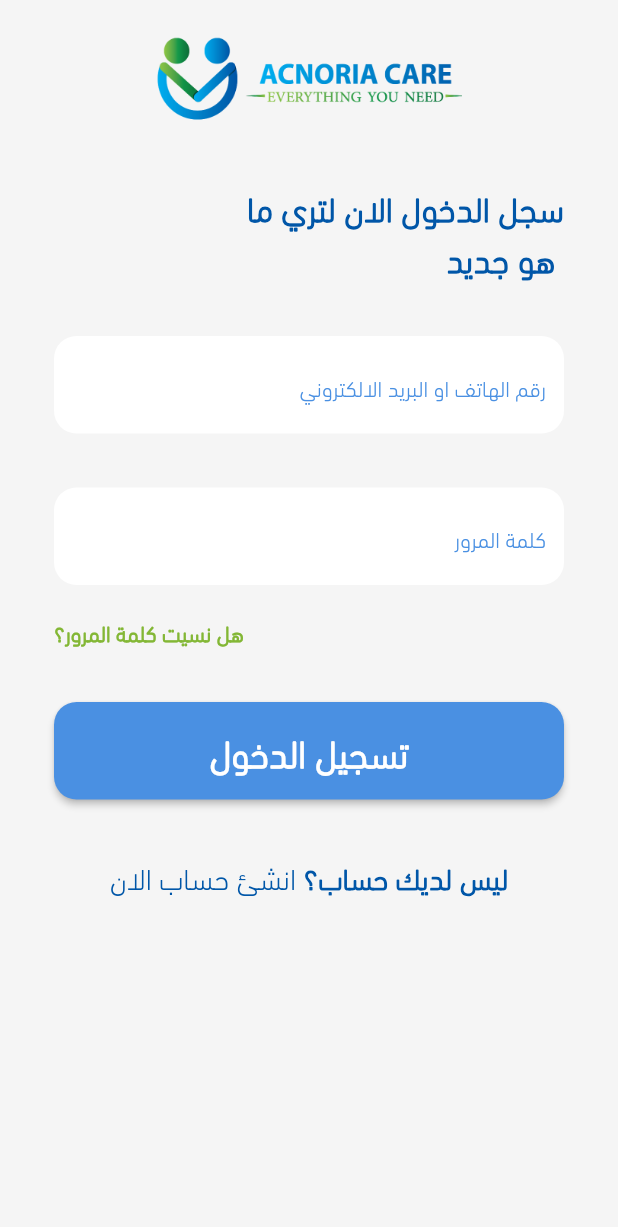
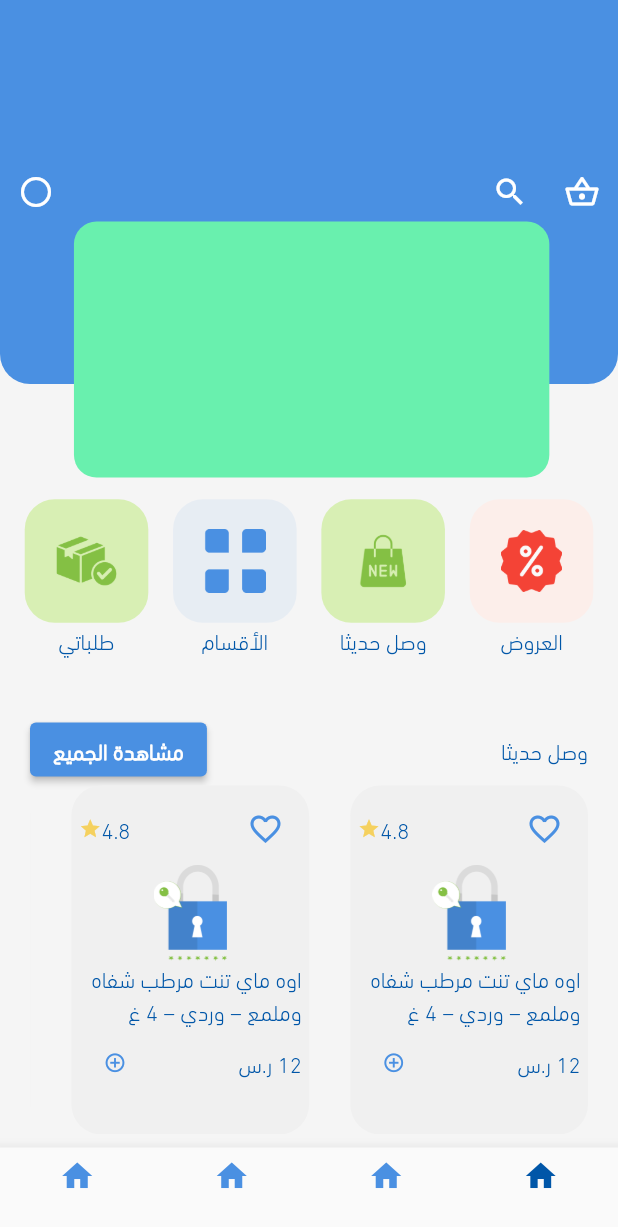
Before and after one commit to EbrahimMShaaban/acnoria, a Flutter app: the screen it shows after launch, on a phone screen of 412 x 824 dp. Shown: the top 1227 px of the screen. Run offline on Flutter 3.47's test engine with Material 2 defaults, Android fonts, the phone set to English and light mode, and no system bars; our stand-ins replace dio, flutter_bloc, pin_code_fields, shared_preferences.

Commit message:
25/2/2023 ebrahim - Homescreen finished without innovate page

```diff
--- /dev/null
+++ b/lib/controller/layout/cubit.dart
@@ -0,0 +1,32 @@
+import 'package:acnoria/controller/layout/state.dart';
+import 'package:flutter/material.dart';
+import 'package:flutter_bloc/flutter_bloc.dart';
+
+import '../../features/Favourite/view.dart';
+import '../../features/Home/view.dart';
+import '../../features/Notification/view.dart';
+import '../../features/Profile/view.dart';
+
+class AppCubit extends Cubit<AppState> {
+  AppCubit() : super(InitialState());
+
+  static AppCubit get(context) => BlocProvider.of(context);
+  var emailController = TextEditingController();
+  var passwordController = TextEditingController();
+  var fNameController = TextEditingController();
+  var lNameController = TextEditingController();
+
+  int currentIndex = 0;
+
+  changeBottomNav(index) {
+    currentIndex = index;
+    emit(ChangeNavBottomState());
+  }
+
+  List screen = [
+    HomeScreen(),
+    FavouriteScreen(),
+    NotificationScreen(),
+    ProfileScreen(),
+  ];
+}
--- /dev/null
+++ b/lib/controller/layout/state.dart
@@ -0,0 +1,9 @@
+abstract class AppState {}
+class InitialState extends AppState {}
+class ChangeNavBottomState extends AppState {}
+class LoadingState extends AppState {}
+class SuccessState extends AppState {}
+class ErrorState extends AppState {
+  final String errorMsg;
+  ErrorState(this.errorMsg);
+}
--- /dev/null
+++ b/lib/features/Favourite/view.dart
@@ -0,0 +1,9 @@
+import 'package:flutter/material.dart';
+class FavouriteScreen extends StatelessWidget {
+  const FavouriteScreen({Key? key}) : super(key: key);
+
+  @override
+  Widget build(BuildContext context) {
+    return Scaffold();
+  }
+}
--- /dev/null
+++ b/lib/features/Home/view.dart
@@ -0,0 +1,129 @@
+import 'package:acnoria/features/Home/widgets/category_box.dart';
+import 'package:acnoria/features/Home/widgets/product_item.dart';
+import 'package:acnoria/shared/components/constants.dart';
+import 'package:acnoria/shared/styles/colors.dart';
+import 'package:acnoria/shared/styles/images.dart';
+import 'package:flutter/material.dart';
+
+class HomeScreen extends StatelessWidget {
+  const HomeScreen({Key? key}) : super(key: key);
+
+  @override
+  Widget build(BuildContext context) {
+    return Scaffold(
+        body: Stack(
+      children: [
+        Column(
+          children: [
+            Container(
+              height: MediaQueryHelper.sizeFromHeight(context, 3),
+              decoration: const BoxDecoration(
+                  color: AppColors.primarycolor,
+                  borderRadius: BorderRadius.only(
+                      bottomLeft: Radius.circular(20),
+                      bottomRight: Radius.circular(20))),
+              child: Center(
+                  child: Row(
+                mainAxisAlignment: MainAxisAlignment.spaceBetween,
+                children: [
+                  Row(
+                    children: [
+                      IconButton(
+                          onPressed: () {},
+                          color: AppColors.white,
+                          icon: Icon(Icons.shopping_basket_outlined)),
+                      IconButton(
+                          onPressed: () {},
+                          color: AppColors.white,
+                          icon: Icon(Icons.search)),
+                    ],
+                  ),
+                  IconButton(
+                      onPressed: () {},
+                      color: AppColors.white,
+                      icon: Icon(Icons.panorama_fish_eye)),
+                ],
+              )),
+            ),
+            SizedBox(
+              height: MediaQueryHelper.sizeFromHeight(context, 10),
+            ),
+            Row(
+              mainAxisAlignment: MainAxisAlignment.spaceEvenly,
+              children: [
+                CategoryBox(
+                  color: AppColors.lightred,
+                  imgPath: AppImages.discount,
+                  txt: 'العروض',
+                ),
+                CategoryBox(
+                  color: AppColors.lightgreen,
+                  imgPath: AppImages.recent,
+                  txt: 'وصل حديثا',
+                ),
+                CategoryBox(
+                  color: AppColors.lightblue,
+                  imgPath: AppImages.box,
+                  txt: 'الأقسام',
+                ),
+                CategoryBox(
+                  color: AppColors.lightgreen,
+                  imgPath: AppImages.booking,
+                  txt: 'طلباتي',
+                ),
+              ],
+            ),
+            SizedBox(
+              height: MediaQueryHelper.sizeFromHeight(context, 20),
+            ),
+            Padding(
+              padding: const EdgeInsets.symmetric(horizontal: 20),
+              child: Column(
+                children: [
+                  Row(
+                    mainAxisAlignment: MainAxisAlignment.spaceBetween,
+                    children: [
+                      Text('وصل حديثا'),
+                      ElevatedButton(
+                        onPressed: () {},
+                        child: const Text('مشاهدة الجميع'),
+                        style: ElevatedButton.styleFrom(
+                            backgroundColor: AppColors.primarycolor),
+                      )
+                    ],
+                  ),
+                  Container(
+                    height: MediaQueryHelper.sizeFromHeight(context, 3.3),
+                    child: ListView.separated(
+                        scrollDirection: Axis.horizontal,
+                        itemBuilder: (context, index) {
+                          return ProductItem();
+                        },
+                        separatorBuilder: (context, x) {
+                          return SizedBox(
+                            width: MediaQueryHelper.sizeFromWidth(context, 15),
+                          );
+                        },
+                        itemCount: 10),
+                  )
+                ],
+              ),
+            )
+          ],
+        ),
+        Positioned(
+          top: MediaQueryHelper.sizeFromHeight(context, 5.2),
+          right: MediaQueryHelper.sizeFromWidth(context, 9),
+          child: Container(
+            width: MediaQueryHelper.sizeFromWidth(context, 1.3),
+            height: MediaQueryHelper.sizeFromHeight(context, 4.5),
+            decoration: BoxDecoration(
+              borderRadius: BorderRadius.circular(15),
+              color: Colors.greenAccent,
+            ),
+          ),
+        )
+      ],
+    ));
+  }
+}
--- /dev/null
+++ b/lib/features/Home/widgets/category_box.dart
@@ -0,0 +1,34 @@
+import 'package:flutter/material.dart';
+
+import '../../../shared/components/constants.dart';
+
+class CategoryBox extends StatelessWidget {
+  CategoryBox({required this.color, required this.imgPath,required this.txt, Key? key})
+      : super(key: key);
+  Color color;
+  String imgPath;
+  String txt;
+
+  @override
+  Widget build(BuildContext context) {
+    return Column(
+      children: [
+        Container(
+          height: MediaQueryHelper.sizeFromWidth(context, 5),
+          width: MediaQueryHelper.sizeFromWidth(context, 5),
+          decoration: BoxDecoration(
+            borderRadius: BorderRadius.circular(20),
+            color: color,
+          ),
+          child: Center(
+            child: Image.asset(
+              imgPath,
+              width: MediaQueryHelper.sizeFromWidth(context, 10),
+            ),
+          ),
+        ),
+        Text(txt)
+      ],
+    );
+  }
+}
--- /dev/null
+++ b/lib/features/Home/widgets/product_item.dart
@@ -0,0 +1,54 @@
+import 'package:flutter/material.dart';
+
+import '../../../shared/components/constants.dart';
+import '../../../shared/styles/colors.dart';
+import '../../../shared/styles/images.dart';
+class ProductItem extends StatelessWidget {
+  const ProductItem({Key? key}) : super(key: key);
+
+  @override
+  Widget build(BuildContext context) {
+    return Container(
+      padding: EdgeInsets.all(5),
+      width: MediaQueryHelper.sizeFromWidth(context, 2.6),
+      decoration: BoxDecoration(
+        borderRadius: BorderRadius.circular(20),
+        color: AppColors.grey,
+
+      ),
+      child: Column(
+        children: [
+          Row( mainAxisAlignment: MainAxisAlignment.spaceBetween,
+
+            children: [
+              IconButton(
+                  onPressed: () {},
+                  icon: Icon(Icons.favorite_border),
+                  color: AppColors.primarycolor),
+              Row(
+                children: const [Text('4.8'), Icon(Icons.star,size: 15,color: AppColors.gold,)],
+              )
+            ],
+          ),
+          Image.asset(
+            AppImages.pin,
+            width: MediaQueryHelper.sizeFromWidth(context, 3),
+            height: MediaQueryHelper.sizeFromHeight(context, 12),
+          ),
+          Text('اوه ماي تنت مرطب شفاه وملمع – وردي – 4 غ ',maxLines: 2),
+
+          Row(
+            mainAxisAlignment: MainAxisAlignment.spaceBetween,
+            children: [
+              Text('12 ر.س'),
+              IconButton(
+                  onPressed: () {},
+                  icon: Icon(Icons.add_circle_outline),
+                  iconSize: 15,
+                  color: AppColors.primarycolor),
+            ],)
+        ],
+      ),
+    );
+  }
+}
--- /dev/null
+++ b/lib/features/Notification/view.dart
@@ -0,0 +1,9 @@
+import 'package:flutter/material.dart';
+class NotificationScreen extends StatelessWidget {
+  const NotificationScreen({Key? key}) : super(key: key);
+
+  @override
+  Widget build(BuildContext context) {
+    return Scaffold();
+  }
+}
--- /dev/null
+++ b/lib/features/Profile/view.dart
@@ -0,0 +1,9 @@
+import 'package:flutter/material.dart';
+class ProfileScreen extends StatelessWidget {
+  const ProfileScreen({Key? key}) : super(key: key);
+
+  @override
+  Widget build(BuildContext context) {
+    return Scaffold();
+  }
+}
--- /dev/null
+++ b/lib/features/layout/view.dart
@@ -0,0 +1,44 @@
+import 'package:acnoria/controller/layout/cubit.dart';
+import 'package:acnoria/controller/layout/state.dart';
+import 'package:acnoria/shared/styles/colors.dart';
+import 'package:flutter/material.dart';
+import 'package:flutter_bloc/flutter_bloc.dart';
+
+class AppLayout extends StatelessWidget {
+  const AppLayout({Key? key}) : super(key: key);
+
+  @override
+  Widget build(BuildContext context) {
+    return BlocProvider(
+      create: (BuildContext context) => AppCubit(),
+      child: BlocConsumer<AppCubit, AppState>(
+        builder: (BuildContext context, state) {
+          var cubit = AppCubit.get(context);
+          return Scaffold(
+              body: cubit
+                  .screen[cubit
+                  .currentIndex],
+
+              bottomNavigationBar: BottomNavigationBar(
+
+                currentIndex: cubit.currentIndex,
+                selectedItemColor: AppColors.blueDark,
+                unselectedItemColor: AppColors.primarycolor,
+                type: BottomNavigationBarType.fixed,
+
+                onTap: (int index){
+                  cubit.changeBottomNav(index);
+                },
+                items: [
+                  BottomNavigationBarItem(icon: Icon(Icons.home), label: ''),
+                  BottomNavigationBarItem(icon: Icon(Icons.home), label: ''),
+                  BottomNavigationBarItem(icon: Icon(Icons.home), label: ''),
+                  BottomNavigationBarItem(icon: Icon(Icons.home), label: ''),
+                ],
+              ));
+        },
+        listener: (BuildContext context, Object? state) {},
+      ),
+    );
+  }
+}
--- a/lib/main.dart
+++ b/lib/main.dart
@@ -1,7 +1,7 @@
+import 'package:acnoria/features/layout/view.dart';
 import 'package:acnoria/features/registration/login/view.dart';
-import 'package:acnoria/features/registration/pin/view.dart';
-import 'package:acnoria/features/welcamScreen/view.dart';
 import 'package:acnoria/shared/styles/theme.dart';
+import 'package:flutter/cupertino.dart';
 import 'package:flutter/material.dart';
 import 'package:flutter_localizations/flutter_localizations.dart';
 
@@ -17,16 +17,16 @@ class MyApp extends StatelessWidget {
     return MaterialApp(
       debugShowCheckedModeBanner: false,
       theme: lightTheme,
-      localizationsDelegates: [
+      localizationsDelegates: const [
         GlobalMaterialLocalizations.delegate,
         GlobalWidgetsLocalizations.delegate,
         GlobalCupertinoLocalizations.delegate,
       ],
-      supportedLocales: [
+      supportedLocales: const [
         Locale('ar'), // English
         // Locale('es'), // Spanish
       ],
-      home: LoginScreen(),
+      home: AppLayout(),
     );
   }
 }
--- a/lib/shared/styles/colors.dart
+++ b/lib/shared/styles/colors.dart
@@ -13,8 +13,12 @@ import 'package:flutter/material.dart';
   static const Color materialGrey = Color(0xffF5F5F5);
   static const Color blue = Color(0xff4A90E2);
   static const Color blueDark = Color(0xff0056A8);
+  static const Color greyDark = Color(0xff8B8B8B);
+  static const Color lightred = Color(0xffFCEEEA);
+  static const Color lightblue =Color.fromRGBO(74, 144, 226, 0.08);
+  static const Color lightgreen =Color(0xff4A90E214);
+  static const Color gold =Color(0xffF5D15F);
 
-  static const Color greyDark = Color(0xff8B8B8B);
 
 
 }
--- /dev/null
+++ b/lib/shared/styles/images.dart
@@ -0,0 +1,8 @@
+ class AppImages{
+  static const String discount = 'assets/images/discount.png';
+  static const String recent = 'assets/images/recent.png';
+  static const String box = 'assets/images/box.png';
+  static const String booking = 'assets/images/booking.png';
+  static const String pin = 'assets/images/pin.png';
+
+}
```
Also changed, not shown: lib/shared/styles/theme.dart (+16 -10 lines), assets/images/booking.png (added), assets/images/box.png (added), assets/images/discount.png (added), assets/images/recent.png (added), lib/shared/styles/mu_styal.dart (deleted), pubspec.lock.
